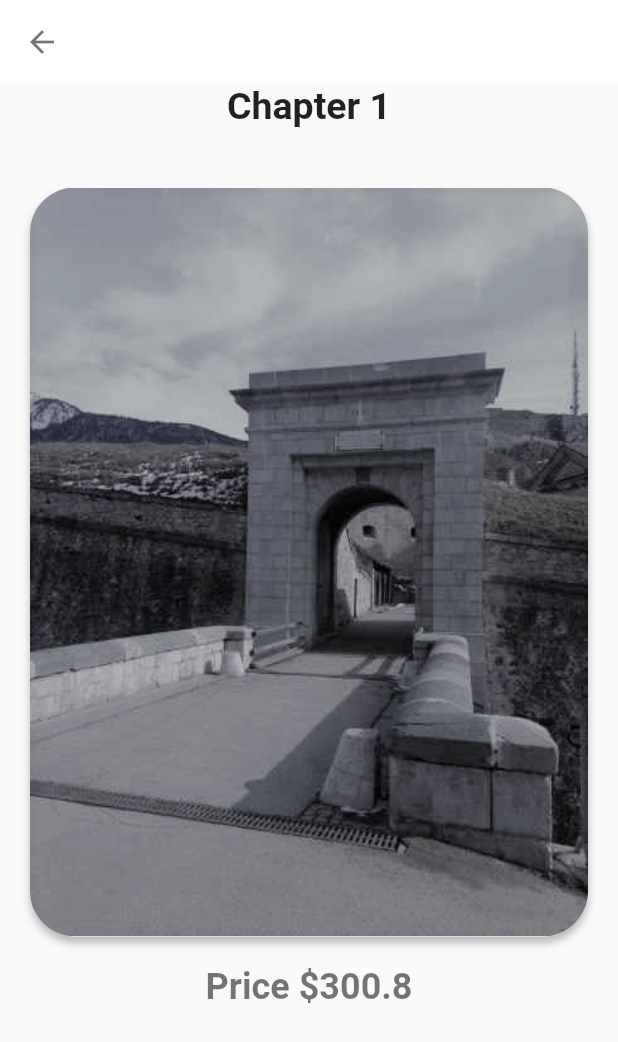
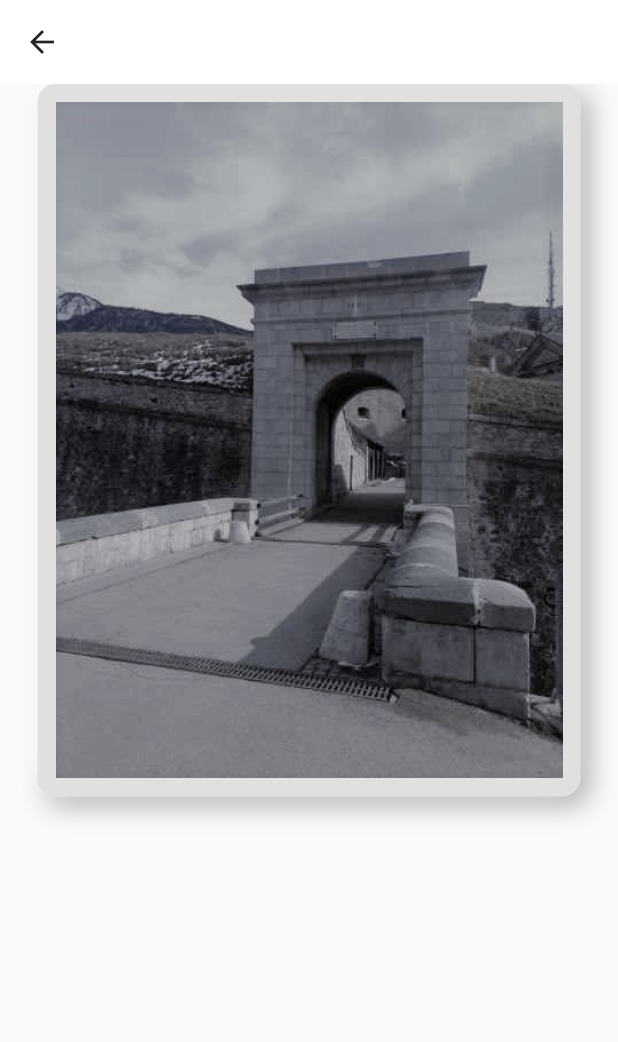
Before and after one commit to revyrob/briancon_fantomes_app, a Flutter app: the DetailsScreen screen opened directly with sample values from the repository, on a phone screen of 412 x 824 dp. Shown: the top 1042 px of the screen. Run offline on Flutter 3.47's test engine with Material 2 defaults, Android fonts, the phone set to English and light mode, and no system bars.

Commit message:
adding better styling to details dart file

```diff
--- /dev/null
+++ b/lib/components/neobox.dart
@@ -0,0 +1,29 @@
+import 'package:flutter/material.dart';
+
+class NeuBox extends StatelessWidget {
+  //be able to pass through a child
+  final child;
+  const NeuBox({Key? key, required this.child}) : super(key: key);
+
+  // This widget is the root of your application.
+  @override
+  Widget build(BuildContext context) {
+    return Container(
+        padding: EdgeInsets.all(12),
+        //put in child
+        child: Center(child: child),
+        decoration: BoxDecoration(
+            color: Colors.grey[300],
+            borderRadius: BorderRadius.circular(12),
+            boxShadow: [
+              BoxShadow(
+                color: Colors.grey.shade500,
+                blurRadius: 15,
+                offset: Offset(5, 5),
+              ),
+              //lighter shadow on top left
+              const BoxShadow(
+                  color: Colors.white, blurRadius: 15, offset: Offset(-5, -5))
+            ]));
+  }
+}
--- a/lib/models/models.dart
+++ b/lib/models/models.dart
@@ -1,17 +1,33 @@
 class DataModel {
   final String title;
   final String imageName;
-  final double price;
+  final String location;
+  final String audio;
   DataModel(
     this.title,
     this.imageName,
-    this.price,
+    this.location,
+    this.audio,
   );
 }
 
 List<DataModel> dataList = [
-  DataModel("Chapter 1", "assets/images/arret1.jpg", 300.8),
-  DataModel("Chapter 2", "assets/images/arret2.jpg", 245.2),
-  DataModel("Chapter 3", "assets/images/arret3.jpg", 168.2),
-  DataModel("Chapter 4", "assets/images/arret4.jpg", 136.7),
+  DataModel("Chapter 1", "assets/images/arret1.jpg", "Porte de Pignerol",
+      "assets/audio/audioEn/Chpt1.mp3"),
+  DataModel("Chapter 2", "assets/images/arret2.jpg", 'Chemin de Ronde',
+      "assets/audio/audioEn/Chpt1.mp3"),
+  DataModel("Chapter 3", "assets/images/arret3.jpg", 'Chemin du Fort des Tetes',
+      "assets/audio/audioEn/Chpt1.mp3"),
+  DataModel("Chapter 4", "assets/images/arret4.jpg", "Rue du Pont d'Asfeld",
+      "assets/audio/audioEn/Chpt1.mp3"),
+  DataModel("Chapter 5", "assets/images/arret5.jpg", "Rue Domaine Chautard",
+      "assets/audio/audioEn/Chpt1.mp3"),
+  DataModel("Chapter 6", "assets/images/arret6.jpg", "Place d'Armes",
+      "assets/audio/audioEn/Chpt1.mp3"),
+  DataModel("Chapter 7", "assets/images/arret7.jpg", "Rue Mercerie",
+      "assets/audio/audioEn/Chpt1.mp3"),
+  DataModel("Chapter 8", "assets/images/arret8.jpg", "Avenue Vauban",
+      "assets/audio/audioEn/Chpt1.mp3"),
+  DataModel("Chapter 9", "assets/images/arret9.jpg", "Rue du Pont d'Asfeld",
+      "assets/audio/audioEn/Chpt1.mp3"),
 ];
--- a/lib/screens/details.dart
+++ b/lib/screens/details.dart
@@ -1,4 +1,5 @@
 //import 'package:carousel_hero/models/models.dart';
+import 'package:briancon_fantomes/components/neobox.dart';
 import 'package:briancon_fantomes/models/models.dart';
 import 'package:flutter/material.dart';
 
@@ -15,62 +16,76 @@ class _DetailsScreenState extends State<DetailsScreen> {
   @override
   Widget build(BuildContext context) {
     return Scaffold(
+        // app bar with back are and where it goes
         appBar: AppBar(
           backgroundColor: Colors.white,
-        iconTheme: const IconThemeData(color: Colors.black54),
+          iconTheme: const IconThemeData(color: Colors.black87),
           elevation: 0,
         ),
-      body: Column(
-        children: <Widget>[
-          Padding(
-            padding: const EdgeInsets.only(bottom: 20),
-            child: Text(
-              widget.data.title,
-              style: const TextStyle(
-                  color: Colors.black87,
-                  fontSize: 25,
-                  fontWeight: FontWeight.bold),
-            ),
-          ),
-          Expanded(
-              flex: 3,
+        body: SafeArea(
             child: Padding(
-                padding: const EdgeInsets.all(20.0),
-                child: Hero(
-                  tag: widget.data.imageName,
-                  child: Container(
-                    decoration: BoxDecoration(
-                        color: Colors.white,
-                        borderRadius: BorderRadius.circular(30),
-                        image: DecorationImage(
-                            image: AssetImage(
-                              widget.data.imageName,
-                            ),
-                            fit: BoxFit.fill),
-                        boxShadow: const [
-                          BoxShadow(
-                              offset: Offset(0, 4),
-                              blurRadius: 4,
-                              color: Colors.black26)
-                        ]),
-                  ),
-                ),
-              )),
-          Expanded(
-            flex: 1,
-            child: Padding(
-              padding: const EdgeInsets.only(bottom: 20),
-              child: Text(
-                "Price \$${widget.data.price}",
-                style: const TextStyle(
-                    color: Colors.black54,
-                    fontSize: 24,
-                    fontWeight: FontWeight.bold),
-              ),
-            ),
-          ),
+          padding: const EdgeInsets.symmetric(horizontal: 25),
+          child: Column(
+            children: [
+              NeuBox(child: Image.asset(widget.data.imageName)),
             ],
           ),
+        ))
+        //Column(
+        //Image
+        //chapter and title
+        //info for playing using audio player
+        //play button and pause button for audio player
+        // children: <Widget>[
+        //   Padding(
+        //     padding: const EdgeInsets.only(bottom: 20),
+        //     child: Text(
+        //       widget.data.title,
+        //       style: const TextStyle(
+        //           color: Colors.black87,
+        //           fontSize: 25,
+        //           fontWeight: FontWeight.bold),
+        //     ),
+        //   ),
+        //   Expanded(
+        //       flex: 3,
+        //       child: Padding(
+        //         padding: const EdgeInsets.all(20.0),
+        //         child: Hero(
+        //           tag: widget.data.imageName,
+        //           child: Container(
+        //             decoration: BoxDecoration(
+        //                 color: Colors.white,
+        //                 borderRadius: BorderRadius.circular(30),
+        //                 image: DecorationImage(
+        //                     image: AssetImage(
+        //                       widget.data.imageName,
+        //                     ),
+        //                     fit: BoxFit.fill),
+        //                 boxShadow: const [
+        //                   BoxShadow(
+        //                       offset: Offset(0, 4),
+        //                       blurRadius: 4,
+        //                       color: Colors.black26)
+        //                 ]),
+        //           ),
+        //         ),
+        //       )),
+        //   Expanded(
+        //     flex: 1,
+        //     child: Padding(
+        //       padding: const EdgeInsets.only(bottom: 20),
+        //       child: Text(
+        //         widget.data.location,
+        //         style: const TextStyle(
+        //             color: Colors.black54,
+        //             fontSize: 24,
+        //             fontWeight: FontWeight.bold),
+        //       ),
+        //     ),
+        //   ),
+        // ],
+        //),
         );
   }
 }
--- a/lib/screens/home.dart
+++ b/lib/screens/home.dart
@@ -42,7 +42,7 @@ class _HomeScreenState extends State<HomeScreen> {
             const Padding(
               padding: EdgeInsets.all(40.0),
               child: Center(
-                child: Text("Find Your Style",
+                child: Text("Audio Tour",
                     style: TextStyle(
                         fontWeight: FontWeight.bold,
                         color: Colors.black87,
@@ -131,7 +131,7 @@ class _HomeScreenState extends State<HomeScreen> {
         Padding(
           padding: const EdgeInsets.all(8.0),
           child: Text(
-            "\$${data.price}",
+            data.location,
             style: const TextStyle(
                 color: Colors.black87,
                 fontSize: 16,
```
Lines whose indentation alone changed are shown as unchanged.
